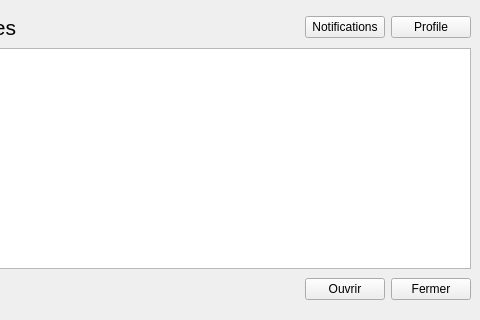
Old version of the form uiclient.ui in the repository TURKEYSTAR/Bank; both pictures show x 120 to 600 and y 0 to 320 of the 600 by 465 pixel window.
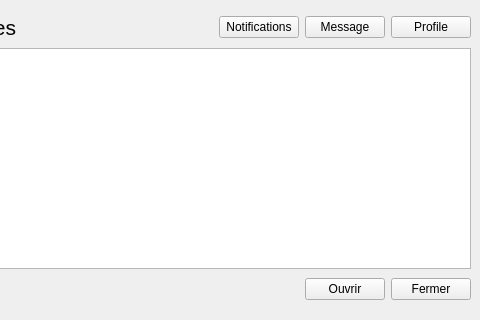
New version of the form.

The edit to the form file:
```diff
--- a/uiclient.ui
+++ b/uiclient.ui
@@ -68,6 +68,13 @@
        </property>
       </widget>
      </item>
+     <item>
+      <widget class="QPushButton" name="pushButtonMessage">
+       <property name="text">
+        <string>Message</string>
+       </property>
+      </widget>
+     </item>
      <item>
       <widget class="QPushButton" name="pushButtonProfile">
        <property name="text">
```
